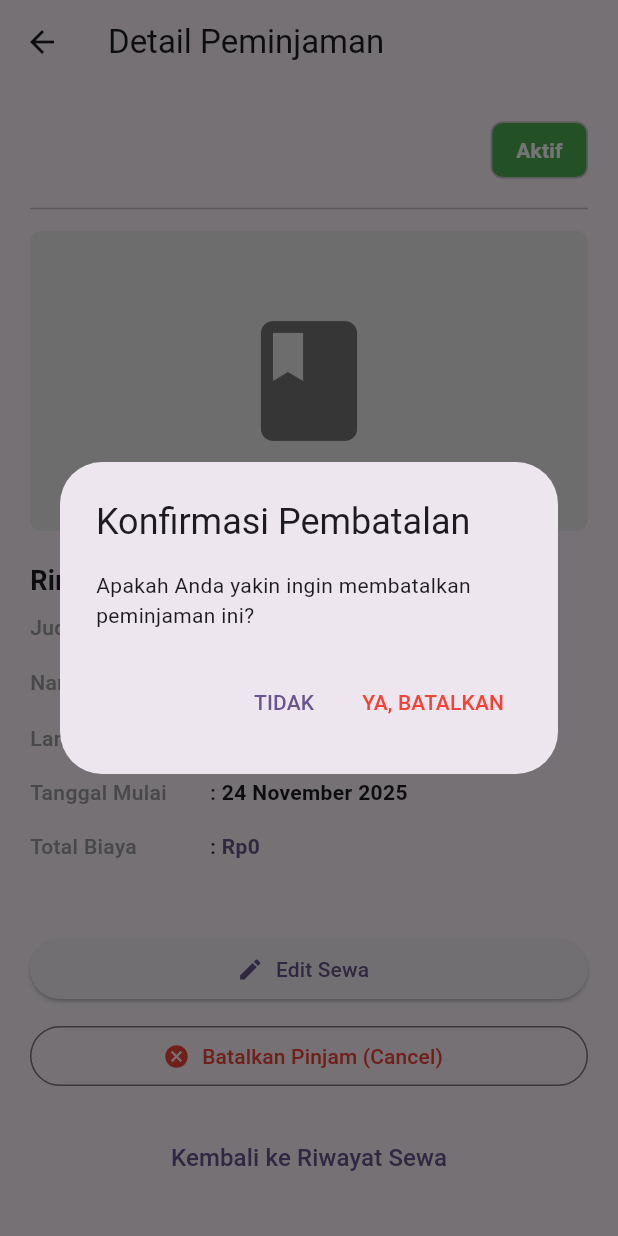
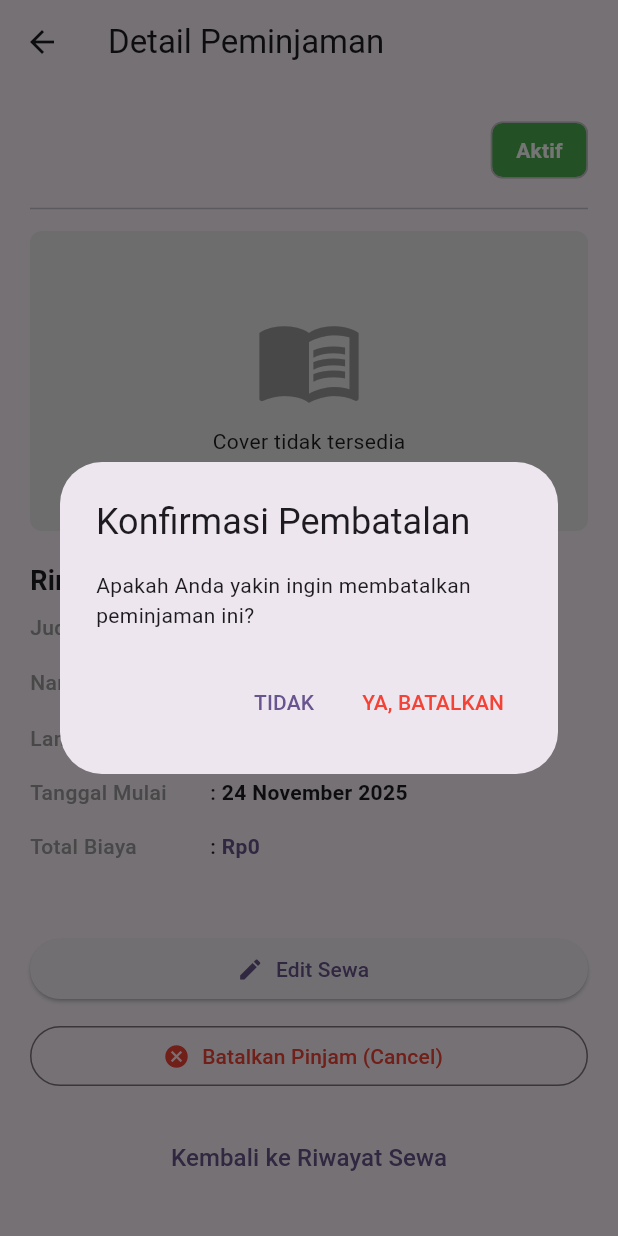
Before and after one commit to Miftahul2160/UTSPAM_5B_0705_Perpus, a Flutter app: the DetailPinjaman screen opened directly with empty values, after a tap on "Batalkan Pinjam (Cancel)", on a phone screen of 412 x 824 dp. Run offline on Flutter 3.47's test engine with Material 3 defaults, Android fonts, the phone set to English and light mode, and no system bars; our stand-ins replace sqflite; accounts and stored records are empty.

Commit message:
commit edit pinjaman

```diff
--- a/lib/data/db/dbhelper.dart
+++ b/lib/data/db/dbhelper.dart
@@ -63,7 +63,6 @@ class DBHelper {
       )
     ''');
 
-    await insertBooks(dummyBooks);
     // Tabel buku
     await db.execute('''
       CREATE TABLE IF NOT EXISTS books (
@@ -213,7 +212,21 @@ class DBHelper {
     return maps.map((m) => Book.fromMap(m)).toList();
   }
 
-  /// Jika tabel buku kosong, masukkan data dari `dummyBooks`.
+  Future<Book?> getBookByTitle(String title) async {
+    final db = await database;
+    final maps = await db.query(
+      Book.tableBook,
+      where: '${Book.columnJudul} = ?',
+      whereArgs: [title],
+      limit: 1,
+    );
+    if (maps.isNotEmpty) {
+      return Book.fromMap(maps.first);
+    }
+    return null;
+  }
+
+  //Jika tabel buku kosong, masukkan data dari `dummyBooks`.
   Future<void> seedDummyBooks() async {
     final db = await database;
     final List<Map<String, Object?>> countResult =
--- a/lib/detail_pinjaman.dart
+++ b/lib/detail_pinjaman.dart
@@ -1,6 +1,8 @@
 import 'package:flutter/material.dart';
+import 'package:flutter_library/data/model/book.dart';
 import 'package:flutter_library/edit_pinjaman.dart';
 import 'package:flutter_library/menu/menu_historybooks.dart';
+import 'package:flutter_library/data/db/dbhelper.dart';
 // import 'data/model/book.dart';
 
 import 'data/model/transaction.dart';
@@ -95,9 +97,14 @@ Widget _buildDetailRow(String label, String value, {Color? valueColor}) {
     );
   }
 
+  @override
   Widget build(BuildContext context) {
     final formatter = NumberFormat.currency(locale: 'id_ID', symbol: 'Rp', decimalDigits: 0);
-    return Scaffold(
+    return FutureBuilder<Book?>(
+      future: DBHelper.instance.getBookByTitle(_currentTransaction.judulBuku),
+      builder: (context, snapshot) {
+        final Book? book = snapshot.data;
+        return Scaffold(
       appBar: AppBar(
         title: const Text('Detail Peminjaman'),
         // Tombol kembali yang menutup halaman detail
@@ -130,7 +137,7 @@ Widget _buildDetailRow(String label, String value, {Color? valueColor}) {
             ),
             const Divider(height: 30),
 
-            // --- Cover Buku (Placeholder) ---
+            // --- Cover Buku (Placeholder or loaded from DB) ---
             Center(
               child: Container(
                 height: 200,
@@ -140,7 +147,18 @@ Widget _buildDetailRow(String label, String value, {Color? valueColor}) {
                   borderRadius: BorderRadius.circular(8),
                 ),
                 child: Center(
-                  child: Icon(Icons.book, size: 96, color: Colors.grey[600]),
+                  child: snapshot.connectionState == ConnectionState.waiting
+                      ? const CircularProgressIndicator()
+                      : (book != null && book.coverImage.isNotEmpty
+                          ? Image.asset(book.coverImage, fit: BoxFit.cover)
+                          : Column(
+                              mainAxisAlignment: MainAxisAlignment.center,
+                              children: const [
+                                Icon(Icons.menu_book, size: 72, color: Colors.grey),
+                                SizedBox(height: 8),
+                                Text('Cover tidak tersedia'),
+                              ],
+                            )),
                 ),
               ),
             ),
@@ -199,5 +217,7 @@ Widget _buildDetailRow(String label, String value, {Color? valueColor}) {
         ),
       ),
     );
+      },
+    );
   }
 }
--- a/lib/main.dart
+++ b/lib/main.dart
@@ -1,12 +1,13 @@
 import 'package:flutter/material.dart';
 import 'package:flutter_library/login.dart';
+import 'package:flutter_library/data/db/dbhelper.dart';
 // import 'package:flutter_library/navbarbottom.dart';
 // import 'package:flutter_library/register.dart';
 
 Future<void> main() async {
   WidgetsFlutterBinding.ensureInitialized();
   // Seed dummy books into the database if empty
-
+  await DBHelper.instance.seedDummyBooks();
   runApp(const MyApp());
 }
 
```
Also changed, not shown: lib/data/model/book.dart (+29 -8 lines), lib/register.dart (+3 -6 lines).
